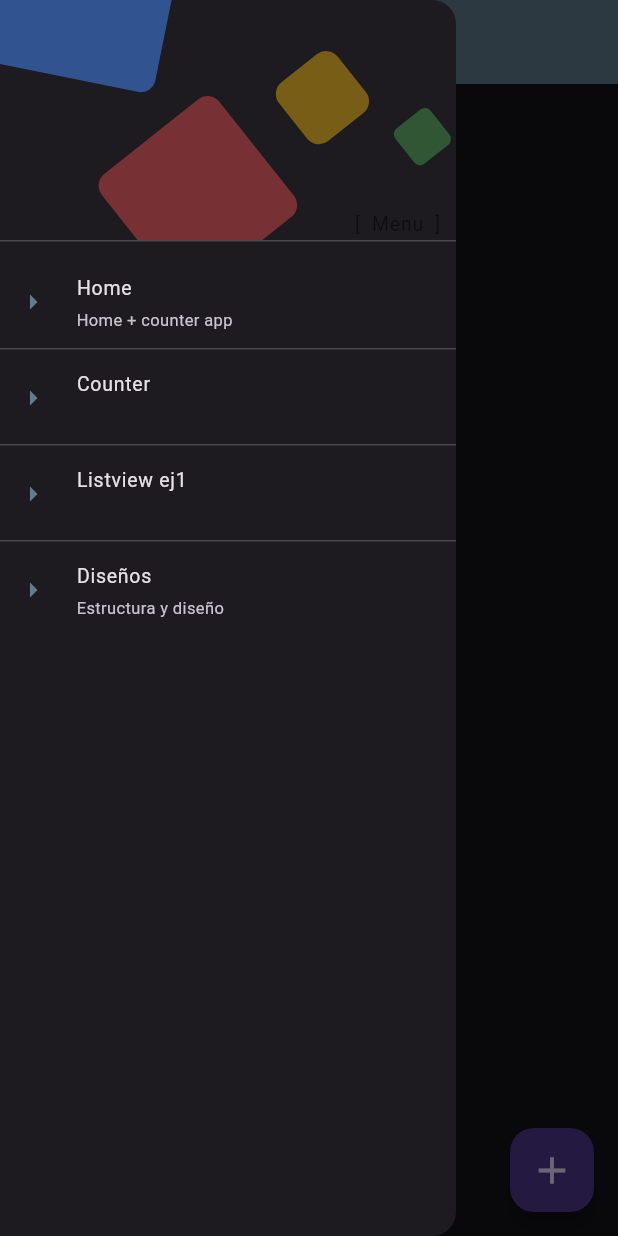
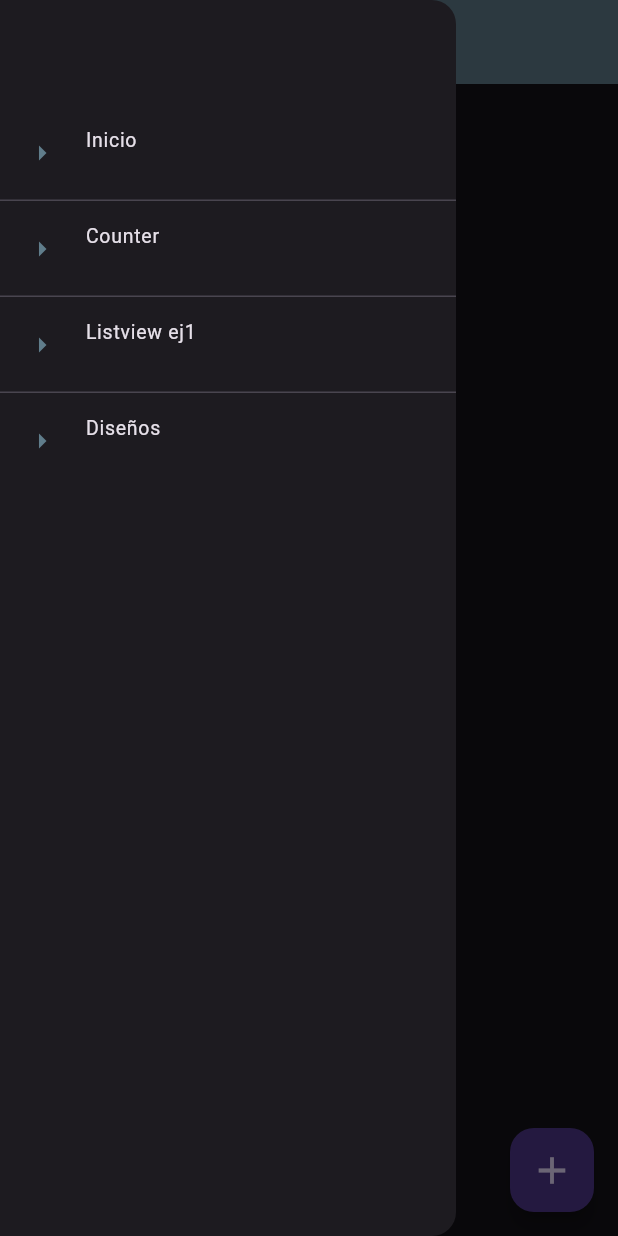
Before and after one commit to FranCuschie/PrototipoFlutter, a Flutter app: the screen it shows after launch, with the side drawer open, on a phone screen of 412 x 824 dp. Run offline on Flutter 3.47's test engine with Material 3 defaults, Android fonts, the phone set to English and light mode, and no system bars; Roboto replaces fonts that are missing (FuzzyBubbles, RobotoMono).

Commit message:
comienzo de la visualizacion unica, cambio de nombre, retoque del menu

```diff
--- a/analysis_options.yaml
+++ b/analysis_options.yaml
@@ -5,7 +5,7 @@
 # IDEs (https://dart.dev/tools#ides-and-editors). The analyzer can also be
 # invoked from the command line by running `flutter analyze`.
 
-# The following line activates a set of recommended lints for Flutter apps,
+# The following li ne activates a set of recommended lints for Flutter apps,
 # packages, and plugins designed to encourage good coding practices.
 include: package:flutter_lints/flutter.yaml
 
--- a/lib/screens/screens.dart
+++ b/lib/screens/screens.dart
@@ -1,5 +1,5 @@
 export 'package:flutter_application_1/screens/counter_page.dart';
-export 'package:flutter_application_1/screens/desing_screen.dart';
+export 'package:flutter_application_1/screens/vista_unica.dart';
 export 'package:flutter_application_1/screens/flex_screen_column.dart';
 export 'package:flutter_application_1/screens/flex_screen_row.dart';
 export 'package:flutter_application_1/screens/home_screen.dart';
--- a/lib/widgets/drawer_menu.dart
+++ b/lib/widgets/drawer_menu.dart
@@ -2,14 +2,10 @@ import 'package:flutter/material.dart';
 
 class DrawerMenu extends StatelessWidget {
   final List<Map<String, String>> _menuItems = <Map<String, String>>[
-    {'route': 'home', 'title': 'Home', 'subtitle': 'Home + counter app'},
-    {'route': 'counterpage', 'title': 'Counter', 'subtitle': ''},
-    {'route': 'listviewpage', 'title': 'Listview ej1', 'subtitle': ''},
-    {
-      'route': 'designscreen',
-      'title': 'Diseños',
-      'subtitle': 'Estructura y diseño'
-    },
+    {'route': 'home', 'title': 'Inicio'},
+    {'route': 'counterpage', 'title': 'Counter'},
+    {'route': 'listviewpage', 'title': 'Listview ej1'},
+    {'route': 'designscreen', 'title': 'Diseños'},
   ];
 
   DrawerMenu({super.key});
@@ -18,15 +14,12 @@ class DrawerMenu extends StatelessWidget {
   Widget build(BuildContext context) {
     return Drawer(
       child: ListView(
-        padding: EdgeInsets.zero,
+        padding: const EdgeInsets.only(top: 70),
         children: [
-          const _DrawerHeaderAlternative(),
           ...ListTile.divideTiles(
               context: context,
               tiles: _menuItems
                   .map((item) => ListTile(
-                        contentPadding: const EdgeInsets.symmetric(
-                            vertical: 0, horizontal: 10),
                         dense: true,
                         minLeadingWidth: 25,
                         iconColor: Colors.blueGrey,
@@ -48,75 +41,3 @@ class DrawerMenu extends StatelessWidget {
     );
   }
 }
-
-class _DrawerHeaderAlternative extends StatelessWidget {
-  const _DrawerHeaderAlternative({
-    Key? key,
-  }) : super(key: key);
-
-  @override
-  Widget build(BuildContext context) {
-    return DrawerHeader(
-      padding: EdgeInsets.zero,
-      child: Stack(children: [
-        Positioned(
-          top: -90,
-          child: Container(
-            width: 130,
-            height: 130,
-            decoration: BoxDecoration(
-                color: Colors.blueAccent.withOpacity(0.5),
-                borderRadius: BorderRadius.circular(10)),
-            transform: Matrix4.rotationZ(0.2),
-          ),
-        ),
-        Positioned(
-          bottom: 0,
-          left: 140,
-          child: Container(
-            width: 100,
-            height: 100,
-            decoration: BoxDecoration(
-                color: Colors.redAccent.withOpacity(0.4),
-                borderRadius: BorderRadius.circular(10)),
-            transform: Matrix4.rotationZ(0.9),
-          ),
-        ),
-        Positioned(
-          top: 30,
-          right: 35,
-          child: Container(
-            width: 50,
-            height: 50,
-            decoration: BoxDecoration(
-                color: Colors.amber.withOpacity(0.4),
-                borderRadius: BorderRadius.circular(10)),
-            transform: Matrix4.rotationZ(0.9),
-          ),
-        ),
-        Positioned(
-          top: 70,
-          right: -10,
-          child: Container(
-            width: 30,
-            height: 30,
-            decoration: BoxDecoration(
-                color: Colors.green.withOpacity(0.4),
-                borderRadius: BorderRadius.circular(5)),
-            transform: Matrix4.rotationZ(0.9),
-          ),
-        ),
-        Container(
-          alignment: Alignment.bottomRight,
-          padding: const EdgeInsets.symmetric(horizontal: 10),
-          child: const Text(
-            '[  Menu  ]',
-            style: TextStyle(
-                fontSize: 13, color: Colors.black54, fontFamily: 'RobotoMono'),
-            textAlign: TextAlign.right,
-          ),
-        ),
-      ]),
-    );
-  }
-}
--- a/pubspec.yaml
+++ b/pubspec.yaml
@@ -32,7 +32,7 @@ dependencies:
     sdk: flutter
 
 
-  # The following adds the Cupertino Icons font to your application.
+  # The following adds  the Cupertino Icons font to your application.
   # Use with the CupertinoIcons class for iOS style icons.
   cupertino_icons: ^1.0.2
 
```
Also changed, not shown: lib/screens/vista_unica.dart (renamed from lib/screens/desing_screen.dart, +28 -24 lines), pubspec.lock.
